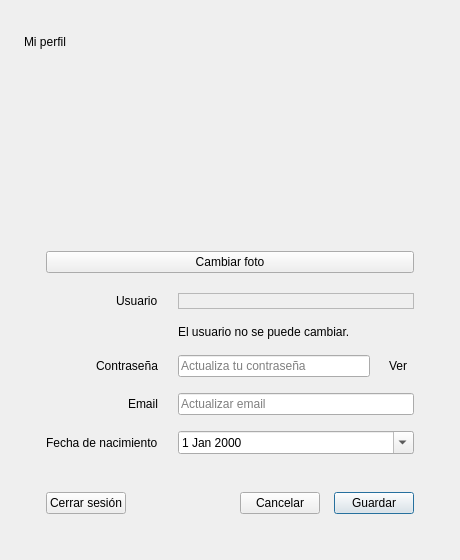
First picture: the form in proyecto_IHM/profiledialog.ui, repository pgomsan/proyecto_IHM, before the edit.
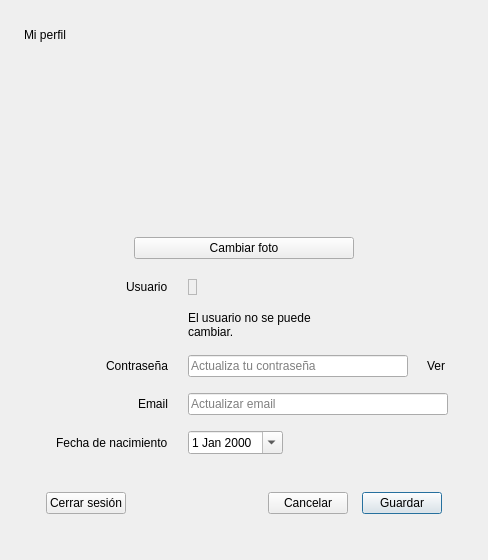
Second picture: the form after the edit.

Commit message: Cambio interfaz en iniciar sesion y cerrar sesion

```diff
--- a/proyecto_IHM/profiledialog.ui
+++ b/proyecto_IHM/profiledialog.ui
@@ -98,8 +98,14 @@
         <property name="spacing">
          <number>8</number>
         </property>
-        <item>
+        <item alignment="Qt::AlignHCenter">
          <widget class="QLabel" name="avatarPlaceholder">
+          <property name="sizePolicy">
+           <sizepolicy hsizetype="Fixed" vsizetype="Fixed">
+            <horstretch>0</horstretch>
+            <verstretch>0</verstretch>
+           </sizepolicy>
+          </property>
           <property name="minimumSize">
            <size>
             <width>140</width>
@@ -120,8 +126,26 @@
           </property>
          </widget>
         </item>
-        <item>
+        <item alignment="Qt::AlignHCenter">
          <widget class="QPushButton" name="chooseAvatarButton">
+          <property name="sizePolicy">
+           <sizepolicy hsizetype="Fixed" vsizetype="Fixed">
+            <horstretch>0</horstretch>
+            <verstretch>0</verstretch>
+           </sizepolicy>
+          </property>
+          <property name="minimumSize">
+           <size>
+            <width>220</width>
+            <height>0</height>
+           </size>
+          </property>
+          <property name="maximumSize">
+           <size>
+            <width>260</width>
+            <height>16777215</height>
+           </size>
+          </property>
           <property name="text">
            <string>Cambiar foto</string>
           </property>
@@ -131,9 +155,15 @@
       </item>
       <item>
        <layout class="QFormLayout" name="formLayout">
-        <property name="labelAlignment">
-         <set>Qt::AlignRight|Qt::AlignVCenter</set>
-        </property>
+       <property name="labelAlignment">
+        <set>Qt::AlignRight|Qt::AlignVCenter</set>
+       </property>
+       <property name="formAlignment">
+        <set>Qt::AlignHCenter|Qt::AlignTop</set>
+       </property>
+       <property name="fieldGrowthPolicy">
+        <enum>QFormLayout::FieldsStayAtSizeHint</enum>
+       </property>
         <property name="horizontalSpacing">
          <number>20</number>
         </property>
@@ -149,6 +179,12 @@
         </item>
         <item row="0" column="1">
          <widget class="QLabel" name="usernameValue">
+          <property name="maximumSize">
+           <size>
+            <width>260</width>
+            <height>16777215</height>
+           </size>
+          </property>
           <property name="frameShape">
            <enum>QFrame::StyledPanel</enum>
           </property>
@@ -168,6 +204,15 @@
         </item>
         <item row="1" column="1">
          <widget class="QLabel" name="usernameHintLabel">
+          <property name="maximumSize">
+           <size>
+            <width>320</width>
+            <height>16777215</height>
+           </size>
+          </property>
+          <property name="wordWrap">
+           <bool>true</bool>
+          </property>
           <property name="text">
            <string>El usuario no se puede cambiar.</string>
           </property>
@@ -182,6 +227,18 @@
         </item>
         <item row="2" column="1">
          <widget class="QWidget" name="passwordContainer">
+         <property name="sizePolicy">
+          <sizepolicy hsizetype="Fixed" vsizetype="Preferred">
+           <horstretch>0</horstretch>
+           <verstretch>0</verstretch>
+          </sizepolicy>
+         </property>
+         <property name="maximumSize">
+          <size>
+           <width>340</width>
+           <height>16777215</height>
+          </size>
+         </property>
         <layout class="QHBoxLayout" name="passwordLayout">
          <property name="spacing">
             <number>12</number>
@@ -200,6 +257,27 @@
            </property>
            <item>
             <widget class="QLineEdit" name="passwordLineEdit">
+             <property name="sizePolicy">
+              <sizepolicy hsizetype="Fixed" vsizetype="Fixed">
+               <horstretch>0</horstretch>
+               <verstretch>0</verstretch>
+              </sizepolicy>
+             </property>
+             <property name="minimumSize">
+              <size>
+               <width>220</width>
+               <height>0</height>
+              </size>
+             </property>
+             <property name="maximumSize">
+              <size>
+               <width>260</width>
+               <height>16777215</height>
+              </size>
+             </property>
+             <property name="maxLength">
+              <number>20</number>
+             </property>
              <property name="placeholderText">
               <string>Actualiza tu contraseña</string>
              </property>
@@ -233,6 +311,27 @@
         </item>
         <item row="3" column="1">
          <widget class="QLineEdit" name="emailLineEdit">
+          <property name="sizePolicy">
+           <sizepolicy hsizetype="Fixed" vsizetype="Fixed">
+            <horstretch>0</horstretch>
+            <verstretch>0</verstretch>
+           </sizepolicy>
+          </property>
+          <property name="minimumSize">
+           <size>
+            <width>260</width>
+            <height>0</height>
+           </size>
+          </property>
+          <property name="maximumSize">
+           <size>
+            <width>320</width>
+            <height>16777215</height>
+           </size>
+          </property>
+          <property name="maxLength">
+           <number>254</number>
+          </property>
           <property name="placeholderText">
            <string>Actualizar email</string>
           </property>
@@ -247,6 +346,18 @@
         </item>
         <item row="4" column="1">
          <widget class="QDateEdit" name="birthdateEdit">
+          <property name="sizePolicy">
+           <sizepolicy hsizetype="Fixed" vsizetype="Fixed">
+            <horstretch>0</horstretch>
+            <verstretch>0</verstretch>
+           </sizepolicy>
+          </property>
+          <property name="maximumSize">
+           <size>
+            <width>200</width>
+            <height>16777215</height>
+           </size>
+          </property>
           <property name="calendarPopup">
            <bool>true</bool>
           </property>
```
The commit also changes 2 other files.
